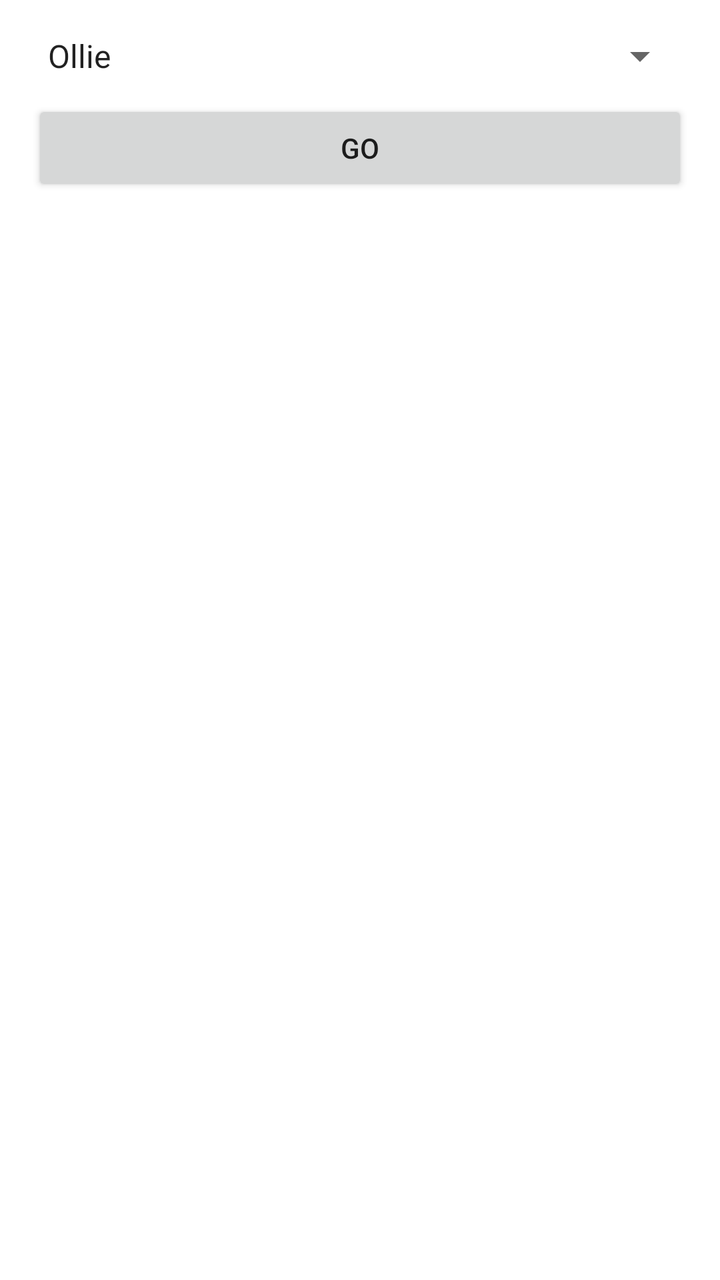
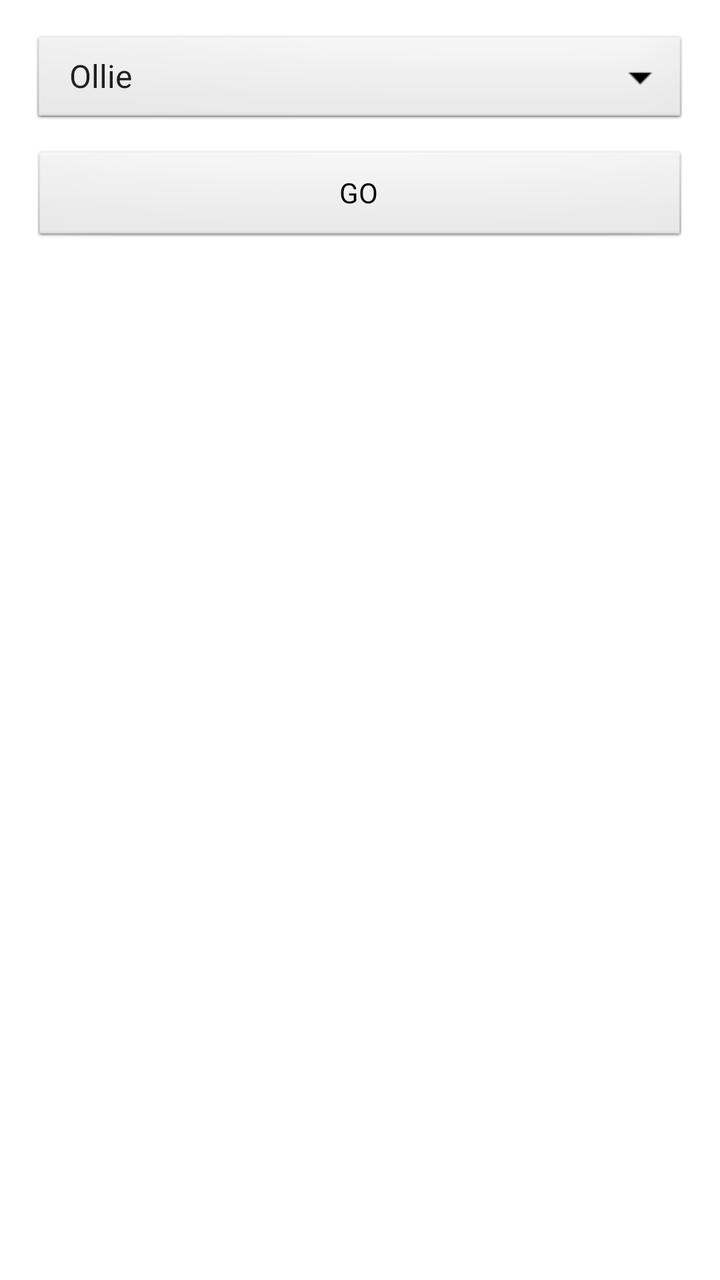

Screens rendered from an Android XML layout before and after an edit, with the pre-edit source and the edit as a unified diff.
<!-- AndroidManifest.xml: application theme AppTheme -->
<!-- res/layout/activity_skate_sess.xml -->
<?xml version="1.0" encoding="utf-8"?>
<LinearLayout xmlns:android="http://schemas.android.com/apk/res/android"
xmlns:app="http://schemas.android.com/apk/res-auto"
xmlns:tools="http://schemas.android.com/tools"
android:layout_width="fill_parent"
android:layout_height="fill_parent"
android:orientation="vertical"
android:padding="16dp"
tools:context="com.emptyart.skatetrickscount.SkateSessActivity">

<Spinner
    android:id="@+id/my_spinner"
    android:entries="@array/skate_tricks"
    android:layout_width="fill_parent"
    android:layout_height="wrap_content" />

<Button
    android:id="@+id/my_button"
    android:layout_width="fill_parent"
    android:layout_height="wrap_content"
    android:layout_marginTop="10dip"
    android:text="@string/btn_text"/>

</LinearLayout>
<!-- resources referenced by this layout -->
<resources>
  <string-array name="skate_tricks">
          <item>Ollie</item>
          <item>Flip</item>
          <item>BackFlip</item>
          <item>FrontSide180</item>
          <item>BackSide180</item>
      </string-array>
  <string name="btn_text">GO</string>
</resources>

<!-- the commit's change to res/layout/activity_skate_sess.xml (unified diff, before → after) -->
@@ -10,15 +10,17 @@
 
 <Spinner
     android:id="@+id/my_spinner"
+    style="@android:style/Widget.Spinner"
     android:entries="@array/skate_tricks"
     android:layout_width="fill_parent"
     android:layout_height="wrap_content" />
 
-<Button
-    android:id="@+id/my_button"
-    android:layout_width="fill_parent"
-    android:layout_height="wrap_content"
-    android:layout_marginTop="10dip"
-    android:text="@string/btn_text"/>
+    <Button
+        android:id="@+id/my_button"
+        style="@android:style/Widget.Button"
+        android:layout_width="fill_parent"
+        android:layout_height="wrap_content"
+        android:layout_marginTop="10dip"
+        android:text="@string/btn_text" />
 
 </LinearLayout>
